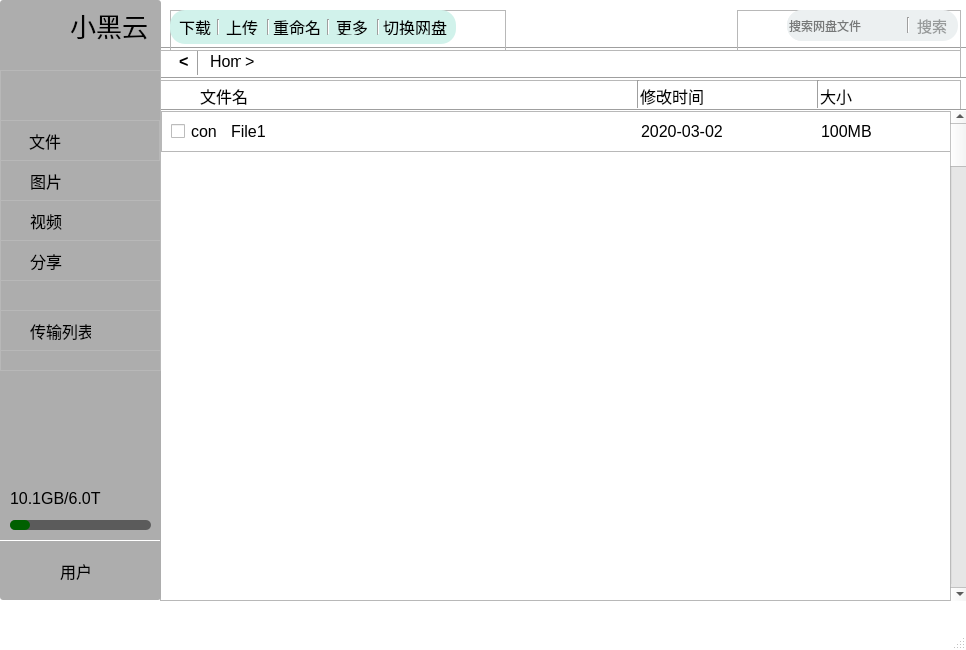
Qt form SBCclient.ui (aibotez/SBCClientV2) before a commit.
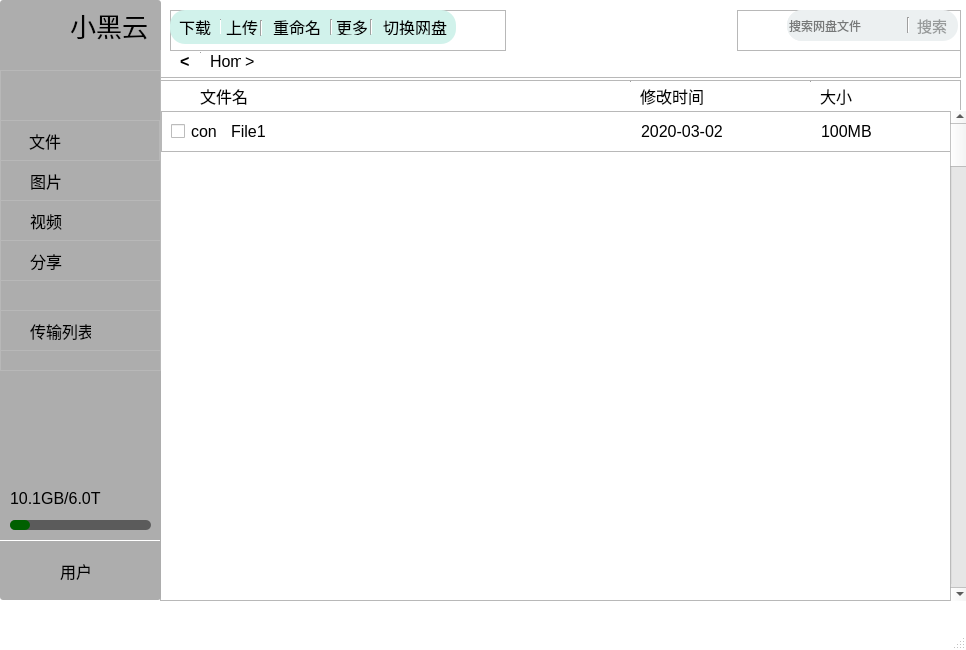
The same form after that commit. Icons and pictures are not drawn.

Patch:
```diff
--- a/SBCclient.ui
+++ b/SBCclient.ui
@@ -29,10 +29,15 @@
    <string notr="true">#SBCclient{
 	background-color:white;
 }
+#centralwidget{
+	background-color:white;
+}
 QLabel{
 	font-size:16px;
 }
-
+Line{
+	background:rgb(173, 173, 173);
+}
 #frame{
 	border-radius:3px;
 	background:rgb(173, 173, 173);
@@ -511,12 +516,18 @@
     <widget class="Line" name="line_2">
      <property name="geometry">
       <rect>
-       <x>30</x>
-       <y>0</y>
-       <width>16</width>
+       <x>40</x>
+       <y>2</y>
+       <width>1</width>
        <height>25</height>
       </rect>
      </property>
+     <property name="maximumSize">
+      <size>
+       <width>1</width>
+       <height>16777215</height>
+      </size>
+     </property>
      <property name="lineWidth">
       <number>1</number>
      </property>
@@ -540,7 +551,7 @@
     <widget class="QLabel" name="label_12">
      <property name="geometry">
       <rect>
-       <x>19</x>
+       <x>20</x>
        <y>0</y>
        <width>16</width>
        <height>23</height>
@@ -580,11 +591,17 @@
     <property name="geometry">
      <rect>
       <x>161</x>
-      <y>40</y>
+      <y>50</y>
       <width>810</width>
-      <height>16</height>
+      <height>1</height>
      </rect>
     </property>
+    <property name="maximumSize">
+     <size>
+      <width>16777215</width>
+      <height>1</height>
+     </size>
+    </property>
     <property name="orientation">
      <enum>Qt::Horizontal</enum>
     </property>
@@ -593,11 +610,17 @@
     <property name="geometry">
      <rect>
       <x>161</x>
-      <y>70</y>
+      <y>80</y>
       <width>810</width>
-      <height>16</height>
+      <height>1</height>
      </rect>
     </property>
+    <property name="maximumSize">
+     <size>
+      <width>16777215</width>
+      <height>1</height>
+     </size>
+    </property>
     <property name="orientation">
      <enum>Qt::Horizontal</enum>
     </property>
@@ -661,12 +684,18 @@
         <widget class="Line" name="line_6">
          <property name="geometry">
           <rect>
-           <x>40</x>
+           <x>50</x>
            <y>9</y>
-           <width>16</width>
+           <width>1</width>
            <height>16</height>
           </rect>
          </property>
+         <property name="maximumSize">
+          <size>
+           <width>1</width>
+           <height>16777215</height>
+          </size>
+         </property>
          <property name="orientation">
           <enum>Qt::Vertical</enum>
          </property>
@@ -684,19 +713,6 @@
           <string>上传</string>
          </property>
         </widget>
-        <widget class="Line" name="line_7">
-         <property name="geometry">
-          <rect>
-           <x>90</x>
-           <y>9</y>
-           <width>16</width>
-           <height>16</height>
-          </rect>
-         </property>
-         <property name="orientation">
-          <enum>Qt::Vertical</enum>
-         </property>
-        </widget>
         <widget class="QLabel" name="label_16">
          <property name="geometry">
           <rect>
@@ -713,12 +729,18 @@
         <widget class="Line" name="line_8">
          <property name="geometry">
           <rect>
-           <x>150</x>
+           <x>160</x>
            <y>9</y>
-           <width>16</width>
+           <width>2</width>
            <height>16</height>
           </rect>
          </property>
+         <property name="maximumSize">
+          <size>
+           <width>2</width>
+           <height>16777215</height>
+          </size>
+         </property>
          <property name="orientation">
           <enum>Qt::Vertical</enum>
          </property>
@@ -741,10 +763,16 @@
           <rect>
            <x>200</x>
            <y>9</y>
-           <width>16</width>
+           <width>2</width>
            <height>16</height>
           </rect>
          </property>
+         <property name="maximumSize">
+          <size>
+           <width>2</width>
+           <height>16777215</height>
+          </size>
+         </property>
          <property name="orientation">
           <enum>Qt::Vertical</enum>
          </property>
@@ -762,6 +790,25 @@
           <string>切换网盘</string>
          </property>
         </widget>
+        <widget class="Line" name="line_13">
+         <property name="geometry">
+          <rect>
+           <x>90</x>
+           <y>10</y>
+           <width>2</width>
+           <height>16</height>
+          </rect>
+         </property>
+         <property name="maximumSize">
+          <size>
+           <width>2</width>
+           <height>16777215</height>
+          </size>
+         </property>
+         <property name="orientation">
+          <enum>Qt::Vertical</enum>
+         </property>
+        </widget>
        </widget>
       </widget>
      </item>
@@ -896,11 +943,17 @@
      <property name="geometry">
       <rect>
        <x>470</x>
-       <y>0</y>
-       <width>16</width>
+       <y>1</y>
+       <width>1</width>
        <height>28</height>
       </rect>
      </property>
+     <property name="maximumSize">
+      <size>
+       <width>1</width>
+       <height>16777215</height>
+      </size>
+     </property>
      <property name="orientation">
       <enum>Qt::Vertical</enum>
      </property>
@@ -922,11 +975,17 @@
      <property name="geometry">
       <rect>
        <x>650</x>
-       <y>0</y>
-       <width>16</width>
+       <y>1</y>
+       <width>1</width>
        <height>28</height>
       </rect>
      </property>
+     <property name="maximumSize">
+      <size>
+       <width>1</width>
+       <height>16777215</height>
+      </size>
+     </property>
      <property name="orientation">
       <enum>Qt::Vertical</enum>
      </property>
@@ -949,11 +1008,17 @@
     <property name="geometry">
      <rect>
       <x>161</x>
-      <y>100</y>
+      <y>110</y>
       <width>821</width>
-      <height>20</height>
+      <height>1</height>
      </rect>
     </property>
+    <property name="maximumSize">
+     <size>
+      <width>16777215</width>
+      <height>1</height>
+     </size>
+    </property>
     <property name="orientation">
      <enum>Qt::Horizontal</enum>
     </property>
```
